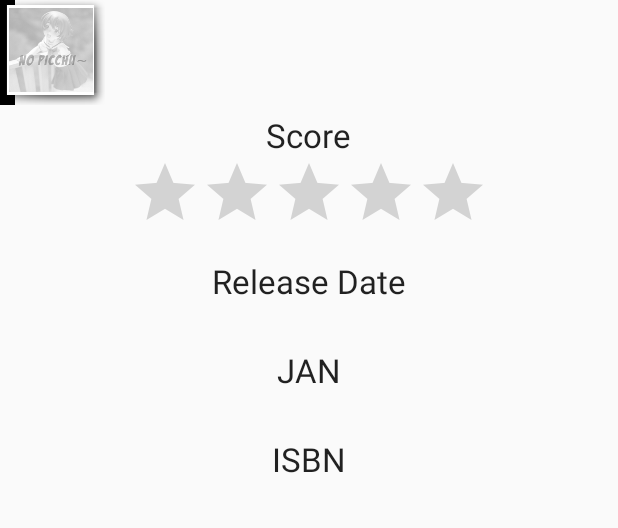
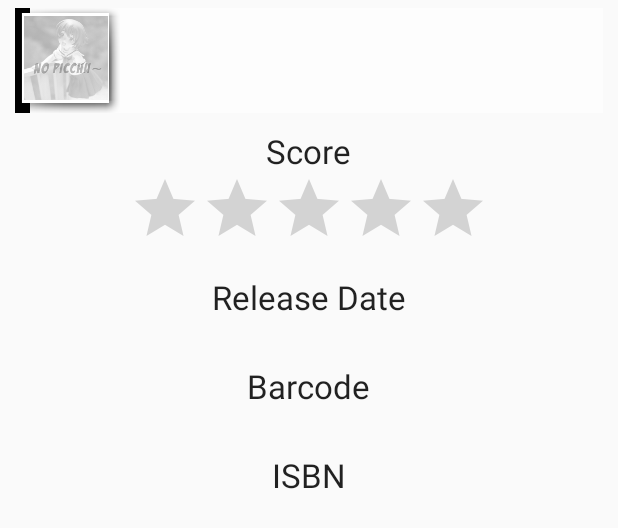
Before and after one commit to Ant-Robot/My-Figure-Collection-app-for-Android, an Android app: the layout fragment_item.xml on its own in the app's theme, with its tools: preview values and no code run, on a phone screen of 412 x 824 dp. Shown: the top 528 px of the screen. Run offline under Robolectric (Android 15) with nearby library versions, the phone set to English and light mode, and no system bars.

Commit message:
version Fate

```diff
--- a/MyFigureCollection/src/main/AndroidManifest.xml
+++ b/MyFigureCollection/src/main/AndroidManifest.xml
@@ -12,9 +12,7 @@
     <uses-permission android:name="android.permission.AUTHENTICATE_ACCOUNTS" />
     <uses-permission android:name="android.permission.USE_CREDENTIALS" />
     <uses-permission android:name="android.permission.GET_ACCOUNTS" />
-    <uses-permission
-        android:name="android.permission.WRITE_EXTERNAL_STORAGE"
-        android:maxSdkVersion="18" />
+    <uses-permission android:name="android.permission.WRITE_EXTERNAL_STORAGE"/>
 
 
     <permission android:name="net.myfigurecollection.login" />
--- a/MyFigureCollection/src/main/java/net/myfigurecollection/activity/ItemActivity.java
+++ b/MyFigureCollection/src/main/java/net/myfigurecollection/activity/ItemActivity.java
@@ -36,6 +36,12 @@ public class ItemActivity extends ActionBarActivity implements ActionBar.TabList
     ViewPager mViewPager;
     public String stringItem;
     public Item item;
+    String[] ret = new String[2];
+
+    public String[] decode (String message)
+    {
+        return new String[]{"test", "test"};
+    }
 
     @Override
     protected void onCreate(Bundle savedInstanceState) {
--- a/MyFigureCollection/src/main/java/net/myfigurecollection/activity/MainActivity.java
+++ b/MyFigureCollection/src/main/java/net/myfigurecollection/activity/MainActivity.java
@@ -54,7 +54,7 @@ public class MainActivity extends SpiceActionBarActivity
     @Override
     protected void onCreate(Bundle savedInstanceState) {
         super.onCreate(savedInstanceState);
-        requestWindowFeature(Window.FEATURE_INDETERMINATE_PROGRESS);
+        supportRequestWindowFeature(Window.FEATURE_INDETERMINATE_PROGRESS);
         setContentView(R.layout.activity_main);
 
         mNavigationDrawerFragment = (NavigationDrawerFragment)
--- a/MyFigureCollection/src/main/res/layout-land/fragment_item.xml
+++ b/MyFigureCollection/src/main/res/layout-land/fragment_item.xml
@@ -22,9 +22,11 @@
             android:layout_gravity="center"
             android:layout_alignParentTop="true"
             android:layout_toRightOf="@+id/ratingBar"
+            android:layout_toEndOf="@+id/ratingBar"
             android:layout_alignParentRight="true"
             android:layout_alignParentEnd="false"
             android:layout_alignParentStart="false"
+            android:layout_alignParentLeft="false"
             android:id="@+id/picLayout">
 
             <ImageView
@@ -32,8 +34,6 @@
                 android:layout_height="match_parent"
                 android:id="@+id/imageView"
                 android:layout_gravity="center"
-                android:layout_alignParentEnd="false"
-                android:layout_alignParentStart="false"
                 android:scaleType="fitCenter" />
 
             <ImageView
@@ -53,19 +53,22 @@
             android:layout_height="wrap_content"
             android:layout_width="fill_parent"
             android:layout_alignParentTop="true"
-            android:layout_toLeftOf="@+id/picLayout" />
+            android:layout_toLeftOf="@+id/picLayout"
+            android:layout_toStartOf="@+id/picLayout"
+            />
 
         <ScrollView
             android:layout_width="fill_parent"
             android:layout_height="fill_parent"
             android:layout_below="@+id/infos"
-            android:layout_toLeftOf="@+id/picLayout">
+            android:layout_toLeftOf="@+id/picLayout"
+            android:layout_toStartOf="@+id/picLayout"
+            >
 
             <LinearLayout
                 android:orientation="vertical"
                 android:layout_width="fill_parent"
                 android:layout_height="wrap_content"
-                android:layout_alignParentStart="true"
                 android:id="@+id/linearLayout3">
 
                 <LinearLayout
--- a/MyFigureCollection/src/main/res/layout/fragment_item.xml
+++ b/MyFigureCollection/src/main/res/layout/fragment_item.xml
@@ -25,7 +25,7 @@
             android:orientation="vertical"
             android:layout_width="fill_parent"
             android:layout_height="wrap_content"
-            android:layout_alignParentStart="true">
+            >
 
             <LinearLayout
                 android:orientation="vertical"
@@ -129,7 +129,6 @@
                     android:layout_height="400dp"
                     android:id="@+id/imageView"
                     android:layout_gravity="center"
-                    android:layout_alignParentStart="true"
                     android:padding="10dp" />
 
                 <ImageView
--- a/MyFigureCollection/src/main/res/layout/fragment_main.xml
+++ b/MyFigureCollection/src/main/res/layout/fragment_main.xml
@@ -15,9 +15,10 @@
         android:id="@android:id/list"
         android:layout_width="match_parent"
         android:layout_height="match_parent"
-        android:fastScrollAlwaysVisible="true"
         android:fastScrollEnabled="true"
-        android:headerDividersEnabled="false">
+        android:headerDividersEnabled="false"
+        android:dividerHeight="0dp"
+        android:divider="@null">
 
     </net.myfigurecollection.widgets.StickyListViewPullable>
 </uk.co.senab.actionbarpulltorefresh.extras.actionbarcompat.PullToRefreshLayout>
--- a/MyFigureCollection/src/main/res/layout/view_cell_drawer.xml
+++ b/MyFigureCollection/src/main/res/layout/view_cell_drawer.xml
@@ -14,6 +14,7 @@
         android:layout_alignParentLeft="true"
         android:layout_alignParentBottom="true"
         android:layout_alignParentEnd="false"
+        android:layout_alignParentRight="false"
         android:layout_alignParentStart="false"
         android:minHeight="70dp" />
 
@@ -25,6 +26,7 @@
         android:contentDescription=""
         android:layout_centerVertical="true"
         android:layout_toRightOf="@+id/view_category"
+        android:layout_toEndOf="@+id/view_category"
         android:layout_margin="5dp"/>
 
     <TextView
@@ -35,6 +37,7 @@
         android:textStyle="bold"
         android:layout_centerVertical="true"
         android:layout_toRightOf="@+id/picto"
+        android:layout_toEndOf="@+id/picto"
         android:singleLine="false"/>
 
 
--- a/MyFigureCollection/src/main/res/layout/view_cell_gallery.xml
+++ b/MyFigureCollection/src/main/res/layout/view_cell_gallery.xml
@@ -17,8 +17,6 @@
             android:layout_height="match_parent"
             android:scaleType="centerCrop"
             android:contentDescription=""
-            android:layout_alignParentTop="true"
-            android:layout_alignParentLeft="true"
             android:padding="4dp"
             android:clickable="false"
             android:cropToPadding="true"
--- a/MyFigureCollection/src/main/res/layout/view_cell_item.xml
+++ b/MyFigureCollection/src/main/res/layout/view_cell_item.xml
@@ -2,19 +2,25 @@
 <RelativeLayout xmlns:android="http://schemas.android.com/apk/res/android"
     xmlns:tools="http://schemas.android.com/tools"
     android:layout_width="fill_parent"
-    android:layout_height="@dimen/thumbsize"
-    tools:context=".view.ItemView">
+    android:layout_height="wrap_content"
+    tools:context=".view.ItemView"
+    android:layout_marginTop="5dp"
+    android:layout_marginBottom="5dp"
+    android:layout_marginRight="10dp"
+    android:layout_marginLeft="10dp"
+    android:background="#afff">
 
     <View
         android:layout_width="10dp"
-        android:layout_height="match_parent"
+        android:layout_height="@dimen/thumbsize"
         android:id="@+id/view_category"
         android:background="#000"
         android:layout_alignParentTop="true"
+        android:layout_alignParentBottom="false"
         android:layout_alignParentLeft="true"
-        android:layout_alignParentBottom="true"
+        android:layout_alignParentStart="true"
         android:layout_alignParentEnd="false"
-        android:layout_alignParentStart="false"
+        android:layout_alignParentRight="false"
         android:minHeight="@dimen/thumbsize" />
 
     <ImageView
@@ -26,15 +32,19 @@
         android:background="@android:drawable/picture_frame"
         android:layout_alignParentTop="true"
         android:layout_alignParentLeft="true"
+        android:layout_alignParentStart="true"
         android:layout_marginRight="5dp"
+        android:layout_marginEnd="5dp"
         android:src="@drawable/no250"/>
 
     <TextView
         android:id="@+id/item_name_textview"
         style="@android:style/TextAppearance.Medium"
+        android:paddingTop="3dp"
         android:layout_width="wrap_content"
         android:layout_height="wrap_content"
         android:layout_toRightOf="@id/octo_thumbnail_imageview"
+        android:layout_toEndOf="@id/octo_thumbnail_imageview"
         android:layout_alignParentTop="true"
         android:textSize="12sp"
         android:textStyle="bold" />
@@ -47,7 +57,9 @@
         android:textSize="12sp"
         android:textStyle="italic"
         android:layout_below="@+id/item_name_textview"
-        android:layout_toRightOf="@+id/octo_thumbnail_imageview" />
+        android:layout_toRightOf="@+id/octo_thumbnail_imageview"
+        android:layout_toEndOf="@+id/octo_thumbnail_imageview"
+        />
 
 
 </RelativeLayout>
--- a/MyFigureCollection/src/main/res/menu/item_ordered.xml
+++ b/MyFigureCollection/src/main/res/menu/item_ordered.xml
@@ -2,7 +2,7 @@
     xmlns:app="http://schemas.android.com/apk/res-auto"
     xmlns:tools="http://schemas.android.com/tools"
     tools:context=".MainActivity" >
-    <item android:id="@+id/action_own"
+    <!--item android:id="@+id/action_own"
           android:icon="@drawable/ic_action_owned"
           android:title="@string/title_section3"
           app:showAsAction="withText|ifRoom" />
@@ -10,5 +10,5 @@
           android:icon="@drawable/ic_action_delete"
           android:title="@string/action_example"
           android:orderInCategory="100"
-          app:showAsAction="never" />
+          app:showAsAction="never" /-->
 </menu>
--- a/MyFigureCollection/src/main/res/menu/item_owned.xml
+++ b/MyFigureCollection/src/main/res/menu/item_owned.xml
@@ -3,9 +3,9 @@
     xmlns:tools="http://schemas.android.com/tools"
     tools:context=".MainActivity" >
 
-    <item android:id="@+id/action_delete"
+    <!--item android:id="@+id/action_delete"
           android:icon="@drawable/ic_action_delete"
           android:title="@string/action_example"
           android:orderInCategory="100"
-          app:showAsAction="never" />
+          app:showAsAction="never" /-->
 </menu>
--- a/MyFigureCollection/src/main/res/menu/item_searchresult.xml
+++ b/MyFigureCollection/src/main/res/menu/item_searchresult.xml
@@ -2,7 +2,7 @@
     xmlns:app="http://schemas.android.com/apk/res-auto"
     xmlns:tools="http://schemas.android.com/tools"
     tools:context=".MainActivity" >
-    <item android:id="@+id/action_wished"
+    <!--item android:id="@+id/action_wished"
           android:icon="@drawable/ic_action_wished"
           android:title="@string/title_section1"
           app:showAsAction="withText|ifRoom" />
@@ -18,5 +18,5 @@
           android:icon="@drawable/ic_action_delete"
           android:title="@string/action_example"
           android:orderInCategory="100"
-          app:showAsAction="never" />
+          app:showAsAction="never" /-->
 </menu>
--- a/MyFigureCollection/src/main/res/menu/item_wished.xml
+++ b/MyFigureCollection/src/main/res/menu/item_wished.xml
@@ -2,7 +2,7 @@
     xmlns:app="http://schemas.android.com/apk/res-auto"
     xmlns:tools="http://schemas.android.com/tools"
     tools:context=".MainActivity" >
-    <item android:id="@+id/action_order"
+    <!--item android:id="@+id/action_order"
           android:icon="@drawable/ic_action_ordered"
           android:title="@string/title_section2"
           app:showAsAction="withText|ifRoom" />
@@ -14,5 +14,5 @@
         android:icon="@drawable/ic_action_delete"
         android:title="@string/action_example"
         android:orderInCategory="100"
-        app:showAsAction="never" />
+        app:showAsAction="never" /-->
 </menu>
--- a/MyFigureCollection/src/main/res/values/strings.xml
+++ b/MyFigureCollection/src/main/res/values/strings.xml
@@ -31,7 +31,7 @@
     <string name="wishability">Wishability</string>
     <string name="Score">Score</string>
     <string name="release_date">Release Date</string>
-    <string name="jan">JAN</string>
+    <string name="jan">Barcode</string>
     <string name="isbn">ISBN</string>
     <string name="request_error">Error during request: %s</string>
     <string name="search_title">Search</string>
```
Also changed, not shown: MyFigureCollection/build.gradle (+9 -1 lines), MyFigureCollection/src/main/java/net/myfigurecollection/activity/fragment/ItemFragment.java (+38 -2 lines), MyFigureCollection/src/main/java/net/myfigurecollection/activity/fragment/NavigationDrawerFragment.java (+9 -0 lines), MyFigureCollection/src/main/java/net/myfigurecollection/api/Data.java (+9 -0 lines), MyFigureCollection/src/main/java/net/myfigurecollection/api/Item.java (+7 -4 lines), MyFigureCollection/src/main/java/net/myfigurecollection/api/adapter/ItemAdapter.java (+10 -4 lines).
